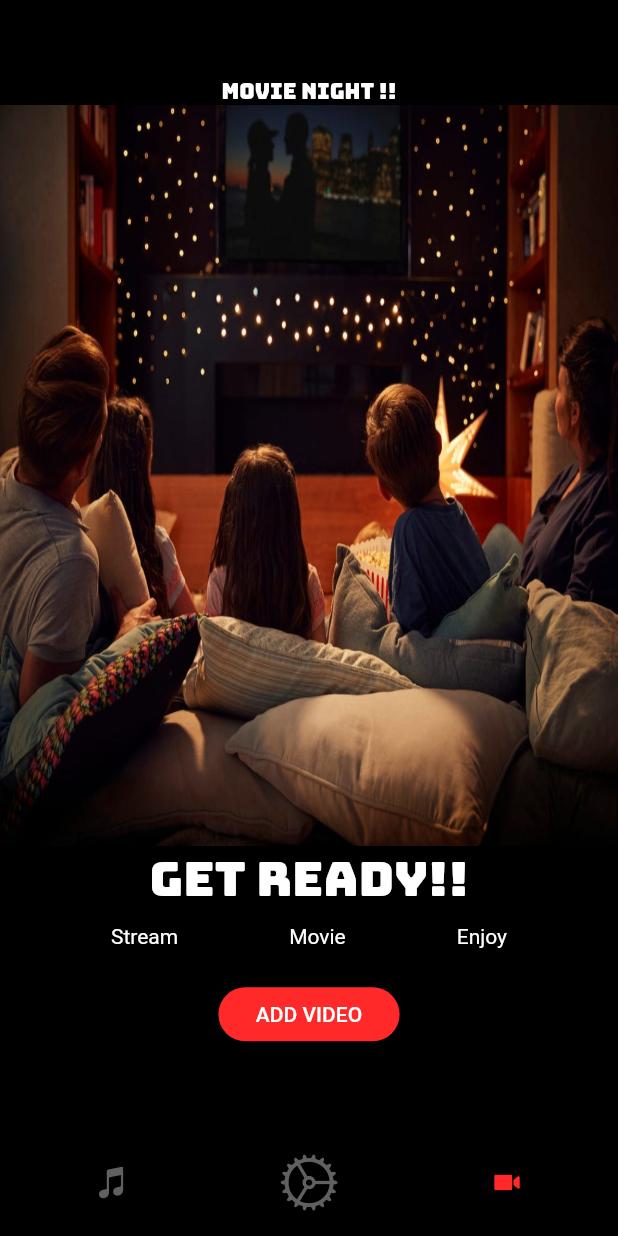
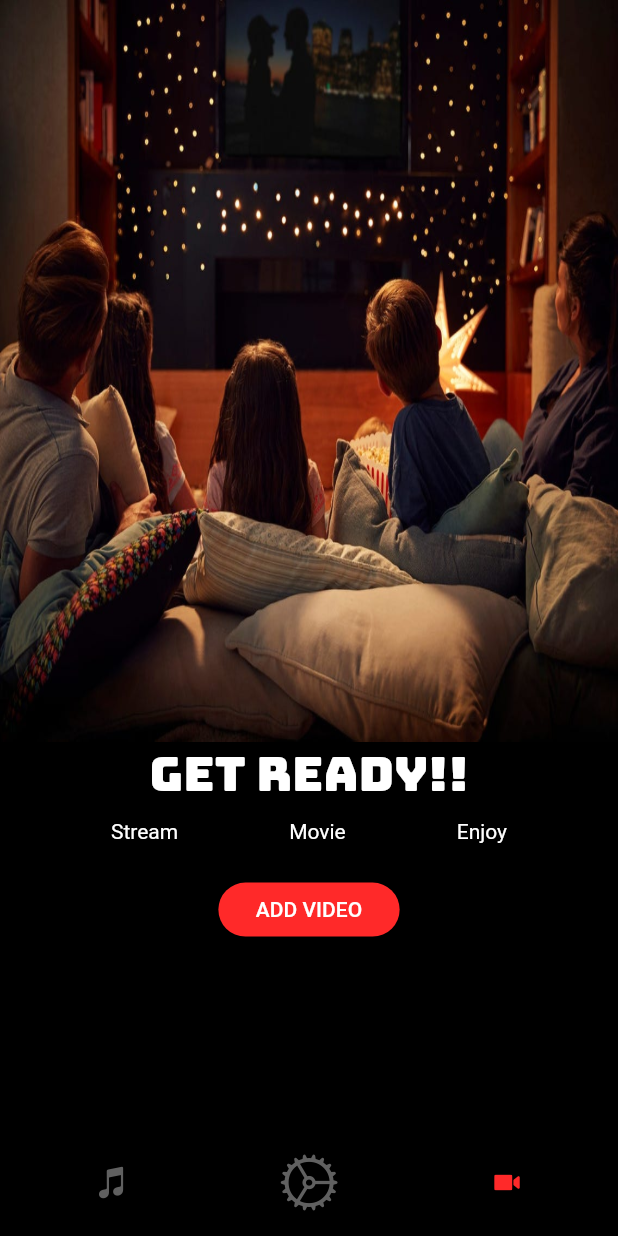
Before and after one commit to Yogeshk4124/SyncPlayer, a Flutter app: the screen it shows after launch, item 3 of the bottom bar chosen, on a phone screen of 412 x 824 dp. Run offline on Flutter 3.47's test engine with Material 2 defaults, Android fonts, the phone set to English and light mode, and no system bars; drawn by our look-alikes of flutter_snake_navigationbar; our stand-ins replace assets_audio_player, file_picker, flick_video_player, google_fonts, sleek_circular_slider, video_player; missing offline and left inert: adv_fab, flutter_widgets.

Commit message:
Configuration and Video layout changes

```diff
--- a/lib/BottomNav.dart
+++ b/lib/BottomNav.dart
@@ -72,9 +72,8 @@ class _Home4State extends State<Home4> {
   Widget build(BuildContext context) {
     return Scaffold(
       backgroundColor: Colors.black,
-      body: SafeArea(
-        child: getPage(_currentIndex),
-      ),
+      body: getPage(_currentIndex),
+
       bottomNavigationBar: SnakeNavigationBar.color(
         behaviour: SnakeBarBehaviour.pinned,
         snakeShape: snakeShape,
--- a/lib/V.dart
+++ b/lib/V.dart
@@ -93,7 +93,11 @@ class _VState extends State<V> {
       flickManager.flickVideoManager.addListener(() {
         setState(() {});
       });
-    return Scaffold(
+    return AnnotatedRegion(
+        value: SystemUiOverlayStyle(
+          statusBarColor: Colors.transparent,
+        ),
+      child: Scaffold(
         backgroundColor: Colors.black,
         floatingActionButton: selected
             ? AdvFab(
@@ -120,10 +124,13 @@ class _VState extends State<V> {
         //   backgroundColor: Colors.red,
         //   child: Icon(CupertinoIcons.chat_bubble_text_fill,color: Colors.white,),
         // ),
-      body: Column(
+        body: SafeArea(
+          top: false,
+          child: Column(
+
             mainAxisAlignment: MainAxisAlignment.center,
             children: <Widget>[
-          Text('MOVIE NIGHT !!',style: GoogleFonts.bungee(),),
+              // Text('MOVIE NIGHT !!',style: GoogleFonts.bungee(),),
               if (flickManager != null)
                 VisibilityDetector(
                     key: ObjectKey(flickManager),
@@ -134,6 +141,7 @@ class _VState extends State<V> {
                         flickManager.flickControlManager.autoResume();
                       }
                     },
+
                     child: Column(
                       children: <Widget>[
                         Container(
@@ -172,7 +180,8 @@ class _VState extends State<V> {
                       ],
                     ))
               else
-            Column(
+                Expanded(
+                  child: Column(
                     children: <Widget>[
                       Image.asset(
                         "assets/images/video.jpeg",
@@ -253,7 +262,10 @@ class _VState extends State<V> {
                       ),
                     ],
                   ),
+                ),
             ],
+          ),
+        ),
       ),
     );
   }
```
Also changed, not shown: lib/Configuration.dart (+65 -76 lines), 1 other file. Lines whose indentation alone changed are shown as unchanged.
